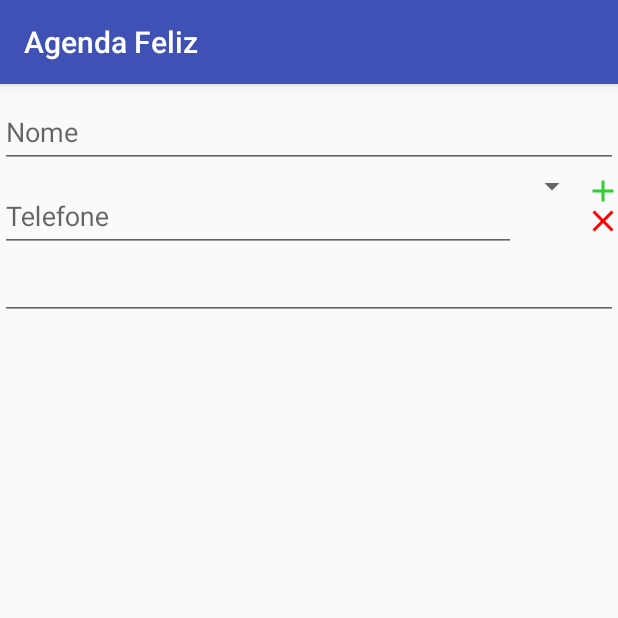
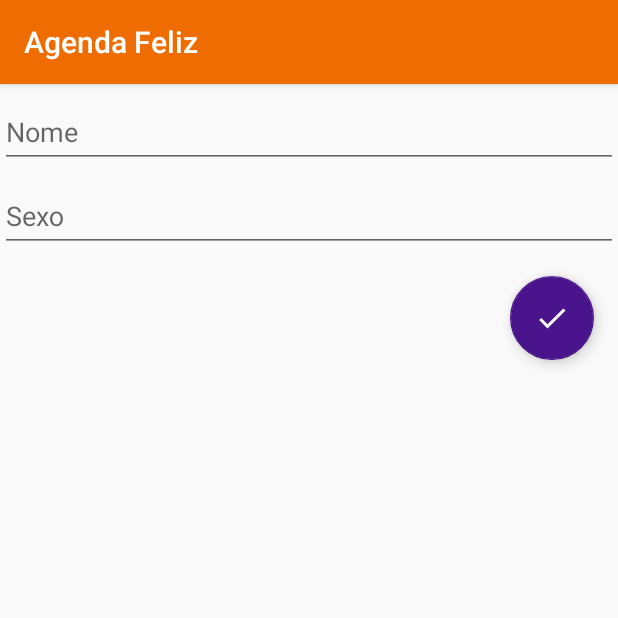
Before and after one commit to Fernando-Mota/agendafeliz, an Android app: the fragment FormularioContatoFragment placed in its activity, on a phone screen of 412 x 824 dp, the top half of it. Run offline under Robolectric (Android 15) with nearby library versions, the phone set to English and light mode, and no system bars; our stand-ins replace Dagger/Hilt's generated code; libraries missing offline, so code that uses them is left out: io.realm.

Commit message:
Incluido o formulário e alterando alguns aspectos do estilo do app

```diff
--- a/app/build.gradle
+++ b/app/build.gradle
@@ -25,8 +25,9 @@ dependencies {
     androidTestCompile('com.android.support.test.espresso:espresso-core:2.2.2', {
         exclude group: 'com.android.support', module: 'support-annotations'
     })
-    compile 'com.android.support:appcompat-v7:25.1.1'
-    compile 'com.android.support:recyclerview-v7:25.1.1'
+    compile 'com.android.support:appcompat-v7:25.2.0'
+    compile 'com.android.support:cardview-v7:25.2.0'
+    compile 'com.android.support:recyclerview-v7:25.2.0'
     compile "com.android.support:design:25.2.0"
     compile 'io.realm:android-adapters:1.4.0'
     compile 'com.android.support:support-v4:25.2.0'
--- a/app/src/main/java/br/com/halph/agendafeliz/contatos/data/ContatoDataSource.java
+++ b/app/src/main/java/br/com/halph/agendafeliz/contatos/data/ContatoDataSource.java
@@ -16,4 +16,6 @@ public interface ContatoDataSource {
 
     public void closeLocalRepository();
 
+    public void update(Contato contato);
+
 }
--- a/app/src/main/java/br/com/halph/agendafeliz/di/contato/ContatoComponent.java
+++ b/app/src/main/java/br/com/halph/agendafeliz/di/contato/ContatoComponent.java
@@ -3,6 +3,8 @@ package br.com.halph.agendafeliz.di.contato;
 import br.com.halph.agendafeliz.contatos.data.ContatoLocalRepository;
 import br.com.halph.agendafeliz.contatos.data.ContatoRepository;
 import br.com.halph.agendafeliz.di.realm.RealmComponent;
+import br.com.halph.agendafeliz.formulariocontatos.FormularioContatoFragment;
+import br.com.halph.agendafeliz.formulariocontatos.FormularioContatoPresenter;
 import br.com.halph.agendafeliz.listacontatos.ListaContatosFragment;
 import br.com.halph.agendafeliz.listacontatos.ListaContatosPresenter;
 import dagger.Component;
@@ -20,6 +22,10 @@ public interface ContatoComponent {
 
     public ListaContatosPresenter getListaContatoPresenter();
 
+    public FormularioContatoPresenter getFormContatoPresenter();
+
     void inject(ListaContatosFragment listaContatosFragment);
 
+    void inject(FormularioContatoFragment formularioContatoFragment);
+
 }
--- a/app/src/main/java/br/com/halph/agendafeliz/di/contato/ContatoModule.java
+++ b/app/src/main/java/br/com/halph/agendafeliz/di/contato/ContatoModule.java
@@ -3,6 +3,8 @@ package br.com.halph.agendafeliz.di.contato;
 import br.com.halph.agendafeliz.contatos.data.Contato;
 import br.com.halph.agendafeliz.contatos.data.ContatoLocalRepository;
 import br.com.halph.agendafeliz.contatos.data.ContatoRepository;
+import br.com.halph.agendafeliz.formulariocontatos.FormularioContatoContract;
+import br.com.halph.agendafeliz.formulariocontatos.FormularioContatoPresenter;
 import br.com.halph.agendafeliz.listacontatos.ListaContatosContract;
 import br.com.halph.agendafeliz.listacontatos.ListaContatosPresenter;
 import dagger.Module;
@@ -30,4 +32,9 @@ public class ContatoModule {
     public ListaContatosContract.Presenter providesListaContatoPresenter(ContatoRepository contatoRepository) {
         return new ListaContatosPresenter(contatoRepository);
     }
+
+    @Provides
+    public FormularioContatoContract.Presenter providesFormularioContatoPresenter(ContatoRepository contatoRepository) {
+        return new FormularioContatoPresenter(contatoRepository);
+    }
 }
--- a/app/src/main/java/br/com/halph/agendafeliz/formulariocontatos/FormularioContatoContract.java
+++ b/app/src/main/java/br/com/halph/agendafeliz/formulariocontatos/FormularioContatoContract.java
@@ -14,13 +14,14 @@ public interface FormularioContatoContract {
 
         public void gravaContatoClick();
 
+        public void retornaParaLista();
+
     }
 
     public interface Presenter extends BasePresenter {
 
         public void gravaContato(Contato contato);
 
-
         public Contato lecontatoPeloId(String id);
 
     }
--- a/app/src/main/java/br/com/halph/agendafeliz/formulariocontatos/FormularioContatoFragment.java
+++ b/app/src/main/java/br/com/halph/agendafeliz/formulariocontatos/FormularioContatoFragment.java
@@ -6,8 +6,15 @@ import android.support.v4.app.Fragment;
 import android.view.LayoutInflater;
 import android.view.View;
 import android.view.ViewGroup;
+import android.widget.EditText;
 
+import java.util.UUID;
+
+import javax.inject.Inject;
+
+import br.com.halph.agendafeliz.MainActivityContainer;
 import br.com.halph.agendafeliz.R;
+import br.com.halph.agendafeliz.contatos.data.Contato;
 
 /**
  * Created by Android on 20/02/2017.
@@ -15,7 +22,14 @@ import br.com.halph.agendafeliz.R;
 
 public class FormularioContatoFragment extends Fragment implements FormularioContatoContract.View{
 
-    private FormularioContatoContract.Presenter presenter;
+    @Inject
+    FormularioContatoContract.Presenter presenter;
+
+    private EditText edtNomeContato;
+
+    private EditText edtSexoContato;
+
+    private FloatingActionButton button;
 
     @Override
     public View onCreateView(LayoutInflater inflater, ViewGroup container,
@@ -23,15 +37,39 @@ public class FormularioContatoFragment extends Fragment implements FormularioCon
 
         View view = inflater.inflate(R.layout.formulario_contato_fragment, container, false);
 
+        edtNomeContato = (EditText) view.findViewById(R.id.nome_contato);
+        edtSexoContato = (EditText) view.findViewById(R.id.sexo_contato);
+        button = (FloatingActionButton) view.findViewById(R.id.grava_contato);
 
-        // Inflate the layout for this fragment
+        button.setOnClickListener(new View.OnClickListener() {
+            @Override
+            public void onClick(View v) {
+                gravaContatoClick();
+            }
+        });
+
+
+        MainActivityContainer.getContatoComponent().inject(this);
+
+
+
         return view;
     }
 
 
     @Override
     public void gravaContatoClick() {
+        Contato contato = new Contato();
+        contato.setId(UUID.randomUUID().toString());
+        contato.setNome(edtNomeContato.getText().toString());
+        contato.setSexo(edtSexoContato.getText().toString());
+        presenter.gravaContato(contato);
+        retornaParaLista();
+    }
 
+    @Override
+    public void retornaParaLista() {
+        getActivity().onBackPressed();
     }
 
     public void setPresenter(FormularioContatoContract.Presenter presenter) {
--- a/app/src/main/java/br/com/halph/agendafeliz/formulariocontatos/FormularioContatoPresenter.java
+++ b/app/src/main/java/br/com/halph/agendafeliz/formulariocontatos/FormularioContatoPresenter.java
@@ -1,4 +1,8 @@
 package br.com.halph.agendafeliz.formulariocontatos;
+
+import java.util.UUID;
+
+import javax.inject.Inject;
 
 import br.com.halph.agendafeliz.contatos.data.Contato;
 import br.com.halph.agendafeliz.contatos.data.ContatoRepository;
@@ -11,12 +15,19 @@ public class FormularioContatoPresenter implements FormularioContatoContract.Pre
 
     private ContatoRepository contatoRepository;
 
+    @Inject
+    public FormularioContatoPresenter(ContatoRepository contatoRepository) {
+        this.contatoRepository = contatoRepository;
+    }
+
     @Override
     public void gravaContato(Contato contato) {
-        if (contato.getId() != null) {
+        if (contato.getId() == null || contato.getId().isEmpty()) {
+            contato.setId(UUID.randomUUID().toString());
             contatoRepository.add(contato);
         }
         else {
+            contatoRepository.update(contato);
         }
     }
 
--- a/app/src/main/java/br/com/halph/agendafeliz/listacontatos/ListaContatosContract.java
+++ b/app/src/main/java/br/com/halph/agendafeliz/listacontatos/ListaContatosContract.java
@@ -19,6 +19,10 @@ public interface ListaContatosContract {
 
         public void closeRepository();
 
+        public void addContato(Contato contato);
+
+        public void cleanDB();
+
     }
 
     public interface View extends BaseView<Presenter> {
--- a/app/src/main/java/br/com/halph/agendafeliz/repositories/AbstractRepository.java
+++ b/app/src/main/java/br/com/halph/agendafeliz/repositories/AbstractRepository.java
@@ -17,14 +17,14 @@ public abstract class AbstractRepository<T extends RealmObject, ID> implements R
     @Override
     public void add(T t) {
         realm.beginTransaction();
-        realm.insertOrUpdate(t);
+        realm.copyToRealmOrUpdate(t);
         realm.commitTransaction();
     }
 
     @Override
     public void update(T t) {
         realm.beginTransaction();
-        realm.insertOrUpdate(t);
+        realm.copyToRealmOrUpdate(t);
         realm.commitTransaction();
     }
 
--- a/app/src/main/java/br/com/halph/agendafeliz/telefones/data/Telefone.java
+++ b/app/src/main/java/br/com/halph/agendafeliz/telefones/data/Telefone.java
@@ -16,7 +16,7 @@ public class Telefone extends RealmObject {
 
     private String codigoArea;
 
-    private TipoTelefone tipo;
+    private String tipo;
 
     public String getId() {
         return id;
@@ -42,11 +42,11 @@ public class Telefone extends RealmObject {
         this.codigoArea = codigoArea;
     }
 
-    public TipoTelefone getTipo() {
+    public String getTipo() {
         return tipo;
     }
 
-    public void setTipo(TipoTelefone tipo) {
+    public void setTipo(String tipo) {
         this.tipo = tipo;
     }
 }
--- /dev/null
+++ b/app/src/main/res/drawable/check.xml
@@ -0,0 +1,9 @@
+<vector xmlns:android="http://schemas.android.com/apk/res/android"
+        android:width="24dp"
+        android:height="24dp"
+        android:viewportWidth="24.0"
+        android:viewportHeight="24.0">
+    <path
+        android:fillColor="#FFFFFFFF"
+        android:pathData="M9,16.17L4.83,12l-1.42,1.41L9,19 21,7l-1.41,-1.41z"/>
+</vector>
--- a/app/src/main/res/layout/formulario_contato_fragment.xml
+++ b/app/src/main/res/layout/formulario_contato_fragment.xml
@@ -1,5 +1,6 @@
 <?xml version="1.0" encoding="utf-8"?>
 <LinearLayout xmlns:android="http://schemas.android.com/apk/res/android"
+    xmlns:app="http://schemas.android.com/apk/res-auto"
     android:orientation="vertical"
     android:layout_width="match_parent"
     android:layout_height="match_parent">
@@ -19,70 +20,26 @@
 
     </android.support.design.widget.TextInputLayout>
 
-    <RelativeLayout
-        android:layout_width="match_parent"
-        android:layout_height="wrap_content">
-
     <android.support.design.widget.TextInputLayout
         android:id="@+id/holder_telefone"
-            android:layout_toLeftOf="@+id/tipo_telefone"
         android:layout_width="match_parent"
         android:layout_height="wrap_content">
 
         <android.support.design.widget.TextInputEditText
-                android:id="@+id/telefone"
+            android:id="@+id/sexo_contato"
             android:layout_width="match_parent"
             android:layout_height="wrap_content"
-                android:hint="Telefone" />
+            android:hint="Sexo" />
 
     </android.support.design.widget.TextInputLayout>
 
-        <Spinner
-            android:id="@+id/tipo_telefone"
-            android:layout_toLeftOf="@+id/botoes_laterais_telefone"
+    <android.support.design.widget.FloatingActionButton
+        android:id="@+id/grava_contato"
         android:layout_width="wrap_content"
         android:layout_height="wrap_content"
-
-            >
-
-        </Spinner>
-
-        <LinearLayout
-            android:id="@+id/botoes_laterais_telefone"
-            android:orientation="vertical"
-            android:layout_alignParentEnd="true"
-            android:layout_alignParentRight="true"
-            android:layout_width="wrap_content"
-            android:layout_height="wrap_content">
-
-
-            <ImageButton
-                android:id="@+id/mais"
-                android:layout_width="20dp"
-                android:layout_marginTop="5dp"
-                android:foregroundGravity="top"
-                android:src="@drawable/add"
-                android:background="@drawable/button_states"
-                android:layout_height="20dp" />
-
-            <ImageButton
-                android:id="@+id/menas"
-                android:layout_marginBottom="5dp"
-                android:layout_width="20dp"
-                android:layout_height="20dp"
-                android:src="@drawable/clear"
-                android:layout_alignParentBottom="true"
-                android:background="@drawable/button_states"/>
-        </LinearLayout>
-
-    </RelativeLayout>
-
-
-
-
-
-    <EditText
-        android:layout_width="match_parent"
-        android:layout_height="wrap_content" />
+        android:layout_margin="16dp"
+        android:src="@drawable/check"
+        app:fabSize="normal"
+        android:layout_gravity="bottom|right|end" />
 
 </LinearLayout>
--- a/app/src/main/res/values/colors.xml
+++ b/app/src/main/res/values/colors.xml
@@ -1,6 +1,6 @@
 <?xml version="1.0" encoding="utf-8"?>
 <resources>
-    <color name="colorPrimary">#3F51B5</color>
-    <color name="colorPrimaryDark">#303F9F</color>
-    <color name="colorAccent">#FF4081</color>
+    <color name="colorPrimary">#EF6C00</color>
+    <color name="colorPrimaryDark">#E65100</color>
+    <color name="colorAccent">#4A148C</color>
 </resources>
```
Also changed, not shown: app/src/main/java/br/com/halph/agendafeliz/contatos/data/ContatoRepository.java (+9 -0 lines), app/src/main/java/br/com/halph/agendafeliz/listacontatos/ListaContatoAdapter.java (+46 -3 lines), app/src/main/java/br/com/halph/agendafeliz/listacontatos/ListaContatosFragment.java (+13 -11 lines), app/src/main/java/br/com/halph/agendafeliz/listacontatos/ListaContatosPresenter.java (+11 -1 lines), app/src/main/res/layout/item_lista_contato.xml (added, +62 -0 lines), app/src/main/res/layout/lista_contato_fragment.xml (+10 -18 lines). Lines whose indentation alone changed are shown as unchanged.
